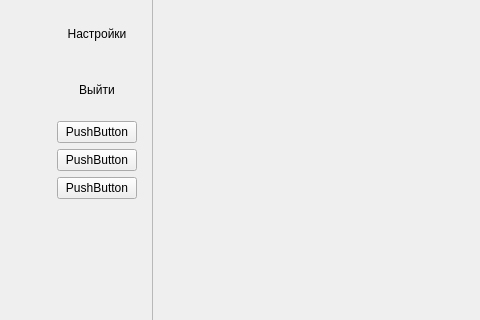
First picture: the form in untitledClient/mainwindow.ui, repository PionerBro/SimpleMessanger, before the edit; both pictures show x 0 to 480 and y 168 to 488 of the 800 by 600 pixel window.
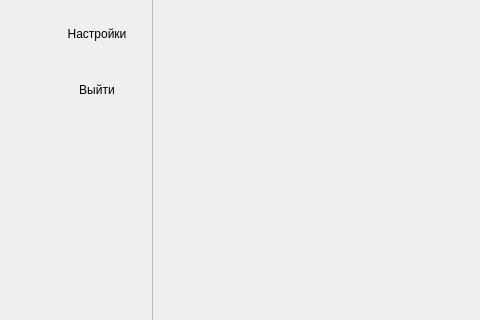
Second picture: the form after the edit.

Patch:
```diff
--- a/untitledClient/mainwindow.ui
+++ b/untitledClient/mainwindow.ui
@@ -112,27 +112,6 @@
           </property>
          </widget>
         </item>
-        <item>
-         <widget class="QPushButton" name="createImage">
-          <property name="text">
-           <string>PushButton</string>
-          </property>
-         </widget>
-        </item>
-        <item>
-         <widget class="QPushButton" name="loadImage">
-          <property name="text">
-           <string>PushButton</string>
-          </property>
-         </widget>
-        </item>
-        <item>
-         <widget class="QPushButton" name="pressMe">
-          <property name="text">
-           <string>PushButton</string>
-          </property>
-         </widget>
-        </item>
         <item>
          <spacer name="verticalSpacer">
           <property name="orientation">
```
